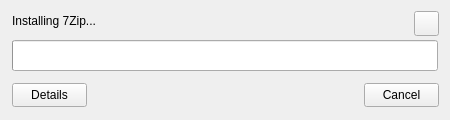
Old version of the form windows/ui/mainwindow.ui in the repository BiltuDas1/OneClickInstall.
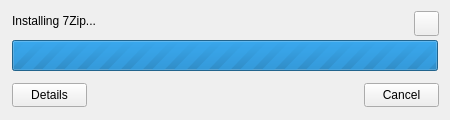
New version of the form. Icons and pictures are not drawn.

Diff of the .ui file:
```diff
--- a/windows/ui/mainwindow.ui
+++ b/windows/ui/mainwindow.ui
@@ -90,9 +90,12 @@
       <height>31</height>
      </size>
     </property>
-    <property name="value">
+    <property name="maximum">
      <number>0</number>
     </property>
+    <property name="value">
+     <number>-1</number>
+    </property>
     <property name="textVisible">
      <bool>false</bool>
     </property>
```
